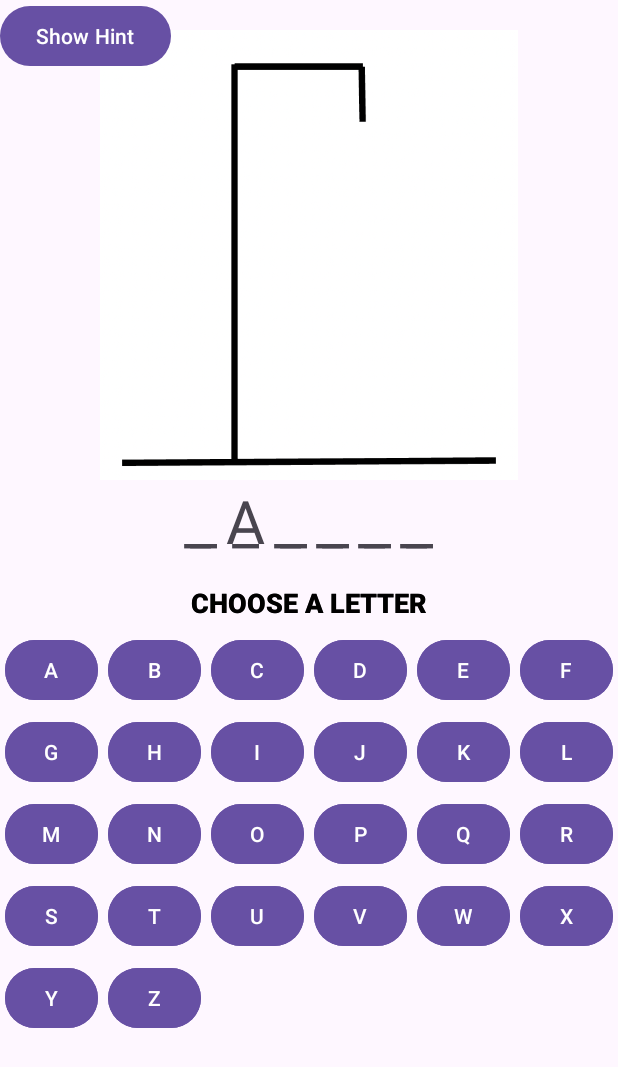
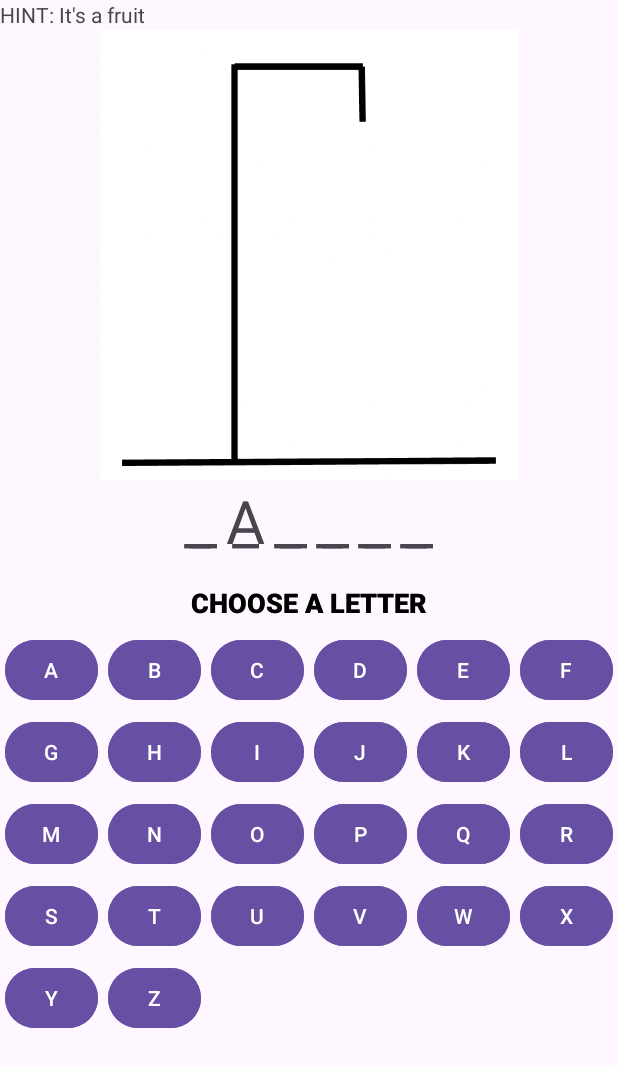
Before and after one commit to CS-501-TeamMSH/HW4-Q5, an Android app: the fragment HintButton placed in its activity, after a tap on an icon or button, on a phone screen of 412 x 824 dp. Shown: the top 1067 px of the screen. Run offline under Robolectric (Android 15) with nearby library versions, the phone set to English and light mode, and no system bars; 1 other tap on this screen came first.

Commit message:
Hint text replaces show hint button

```diff
--- a/app/src/main/java/com/example/hw4_q5/HintButton.kt
+++ b/app/src/main/java/com/example/hw4_q5/HintButton.kt
@@ -12,6 +12,7 @@ import android.widget.TextView
 class HintButton : Fragment() {
     lateinit var hintbutton: Button
     lateinit var hinttext: TextView
+    lateinit var hinttitle: TextView
 
 
     override fun onCreate(savedInstanceState: Bundle?) {
@@ -27,6 +28,18 @@ class HintButton : Fragment() {
         var view = inflater.inflate(R.layout.fragment_hint_button, container, false)
         hintbutton = view.findViewById(R.id.hintbutton)
         hinttext = view.findViewById(R.id.hinttext)
+        hinttitle = view.findViewById(R.id.hinttitle)
+
+
+
+        showHint()
+
+        hintbutton.setOnClickListener{
+            hintbutton.visibility = View.GONE
+            hinttitle.visibility = View.VISIBLE
+            hinttext.visibility = View.VISIBLE
+        }
+
         return view
     }
 
--- a/app/src/main/res/layout/fragment_hint_button.xml
+++ b/app/src/main/res/layout/fragment_hint_button.xml
@@ -16,12 +16,19 @@
             android:id="@+id/hintbutton"
             android:layout_width="wrap_content"
             android:layout_height="wrap_content"
-            android:text="@string/hint"/>
-
+            android:text="@string/hint"
+            android:visibility="visible"/>
+        <TextView
+            android:id="@+id/hinttitle"
+            android:layout_width="wrap_content"
+            android:layout_height="wrap_content"
+            android:visibility="gone"
+            android:text="@string/hinttitle"/>
         <TextView
             android:id="@+id/hinttext"
             android:layout_width="wrap_content"
-            android:layout_height="wrap_content" />
+            android:layout_height="wrap_content"
+            android:visibility="gone"/>
 
     </LinearLayout>
 </FrameLayout>
--- a/app/src/main/res/values/strings.xml
+++ b/app/src/main/res/values/strings.xml
@@ -35,6 +35,7 @@
     <string name="incorrect">Incorrect</string>
     <string name="correct">Correct</string>
     <string name="hint">Show Hint</string>
+    <string name="hinttitle">HINT:\u0020</string>
     <string name="hinttext">It\'s a fruit</string>
 
 
```
